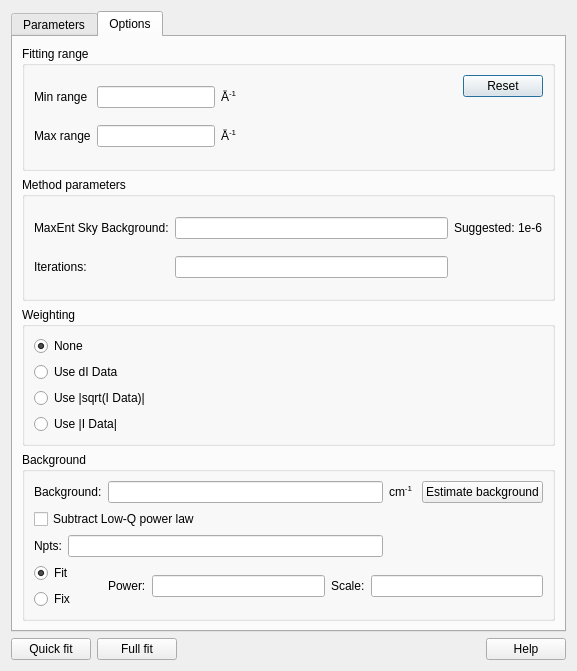
SasView/sasview, file src/sas/qtgui/Perspectives/SizeDistribution/UI/SizeDistributionUI.ui: the form before one commit.
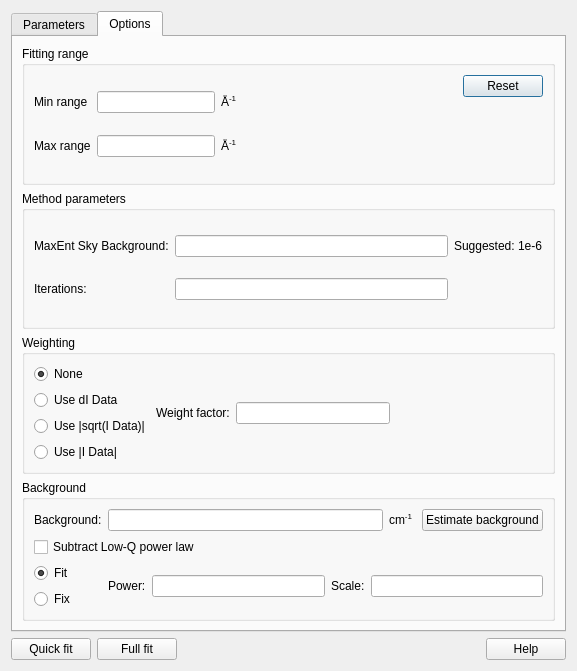
The form after the commit. The open tabs and pages were chosen to show the change.

Commit message: connect GUI to calculation

The edit to the form file:
```diff
--- a/src/sas/qtgui/Perspectives/SizeDistribution/UI/SizeDistributionUI.ui
+++ b/src/sas/qtgui/Perspectives/SizeDistribution/UI/SizeDistributionUI.ui
@@ -420,6 +420,30 @@
             </item>
            </layout>
           </item>
+          <item row="0" column="1">
+           <widget class="QLabel" name="lblWgtFactor">
+            <property name="text">
+             <string>Weight factor:</string>
+            </property>
+           </widget>
+          </item>
+          <item row="0" column="2">
+           <widget class="QLineEdit" name="txtWgtFactor"/>
+          </item>
+          <item row="0" column="3">
+           <spacer name="horizontalSpacer_9">
+            <property name="orientation">
+             <enum>Qt::Horizontal</enum>
+            </property>
+            <property name="sizeHint" stdset="0">
+             <size>
+              <width>50</width>
+              <height>20</height>
+             </size>
+            </property>
+           </spacer>
+          </item>
+
          </layout>
         </widget>
        </item>
@@ -465,27 +489,7 @@
             </property>
            </widget>
           </item>
-          <item row="2" column="0" colspan="2">
-           <layout class="QHBoxLayout" name="horizontalLayout_3">
-            <item>
-             <widget class="QLabel" name="lblNptsLowQ">
-              <property name="text">
-               <string>Npts:</string>
-              </property>
-             </widget>
-            </item>
-            <item>
-             <widget class="QLineEdit" name="txtNptsLowQ">
-              <property name="toolTip">
-               <string>Number of Q points to consider
-                while extrapolating the low-Q region
-               </string>
-              </property>
-             </widget>
-            </item>
-           </layout>
-          </item>
-          <item row="3" column="0">
+          <item row="2" column="0">
            <layout class="QVBoxLayout" name="verticalLayout_3">
             <item>
              <widget class="QRadioButton" name="rbFitLowQ">
@@ -524,7 +528,7 @@
             </item>
            </layout>
           </item>
-          <item row="3" column="1" colspan="3">
+          <item row="2" column="1" colspan="3">
            <layout class="QHBoxLayout" name="horizontalLayout_6">
             <item>
              <widget class="QLabel" name="lblPowerLowQ">
```
Left out of the diff: 1 changed line with no effect on the pictures. The commit also changes 5 other files.
